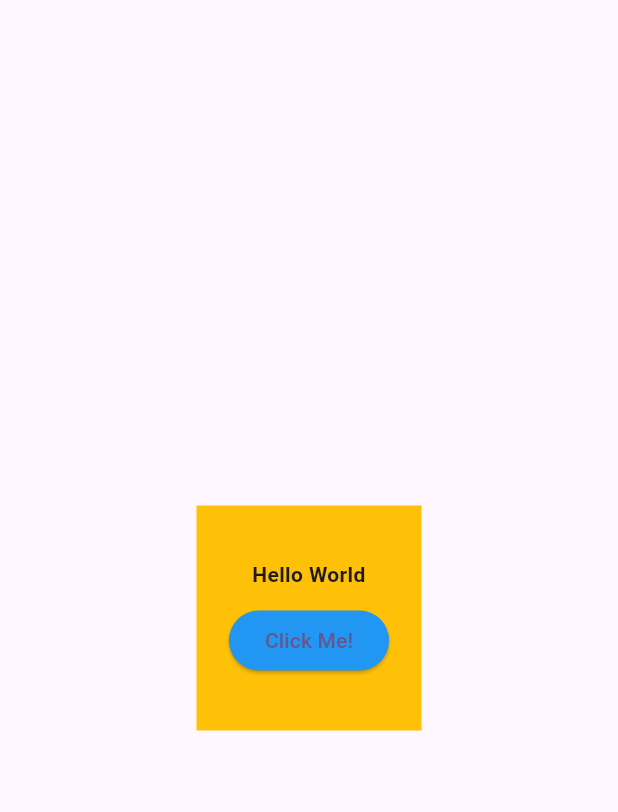
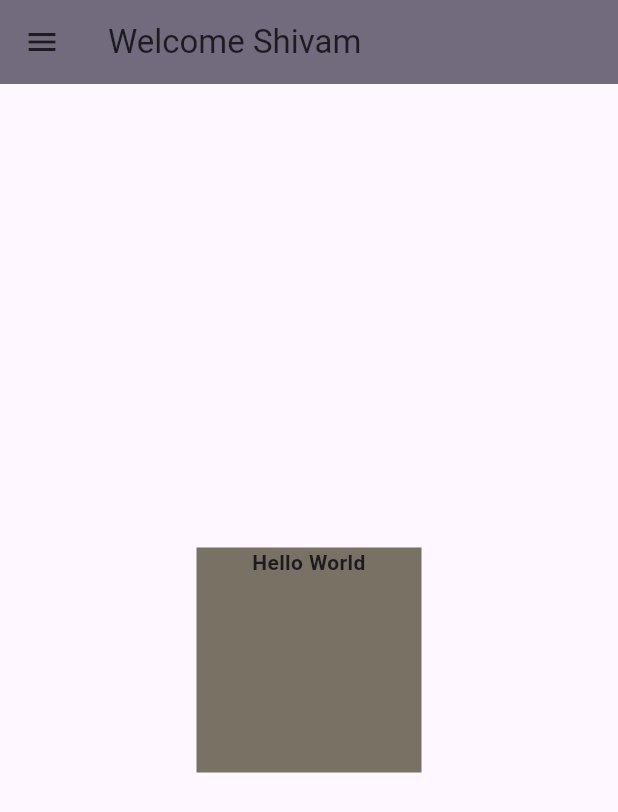
Before and after one commit to ShivamKumarJha2004/Flutter-Project, a Flutter app: the screen it shows after launch, on a phone screen of 412 x 824 dp. Shown: the top 812 px of the screen. Run offline on Flutter 3.47's test engine with Material 3 defaults, Android fonts, the phone set to English and light mode, and no system bars.

Commit message:
folder based

```diff
--- /dev/null
+++ b/project1/lib/Home_Page.dart
@@ -0,0 +1,28 @@
+import 'package:flutter/material.dart';
+
+class MyHomePage extends StatelessWidget {
+  const MyHomePage({super.key});
+
+  @override
+  Widget build(BuildContext context) {
+    return Scaffold(
+      appBar: AppBar(
+        title: const Text('Welcome Shivam'),
+        backgroundColor: const Color.fromARGB(255, 114, 107, 125),
+      ),
+      drawer: Drawer(),
+      body: Center(
+        child: Container(
+          width: 150,
+          height: 150,
+          color: const Color.fromARGB(255, 119, 114, 100),
+          child: Text(
+            'Hello World',
+            textAlign: TextAlign.center,
+            style: TextStyle(fontWeight: FontWeight.bold),
+          ),
+        ),
+      ),
+    );
+  }
+}
--- a/project1/lib/main.dart
+++ b/project1/lib/main.dart
@@ -1,4 +1,5 @@
 import 'package:flutter/material.dart';
+import 'Home_Page.dart';
 
 void main() {
   runApp(const MyApp());
@@ -22,44 +23,3 @@ class MyApp extends StatelessWidget {
     );
   }
 }
-
-class MyHomePage extends StatelessWidget {
-  const MyHomePage({super.key});
-
-  @override
-  Widget build(BuildContext context) {
-    return Scaffold(
-      body: Center(
-        child: Container(
-          width: 150,
-          height: 150,
-          color: Colors.amber,
-          child: Column(
-            // ✅ Wrapped with Column to arrange multiple children
-            mainAxisAlignment:
-                MainAxisAlignment.center, // ✅ Center content vertically
-            children: [
-              const Text(
-                'Hello World',
-                textAlign: TextAlign.center,
-                style: TextStyle(fontWeight: FontWeight.bold),
-              ),
-              const SizedBox(
-                height: 10,
-              ), // ✅ Added spacing between text and button
-              ElevatedButton(
-                onPressed: () {
-                  print('Button Clicked');
-                },
-                style: ButtonStyle(
-                  backgroundColor: MaterialStateProperty.all(Colors.blue),
-                ),
-                child: const Text('Click Me!'),
-              ),
-            ],
-          ),
-        ),
-      ),
-    );
-  }
-}
--- a/project1/lib/test.dart
+++ /dev/null
@@ -1,3 +0,0 @@
-void main() {
-  print("Hello World");
-}
```
